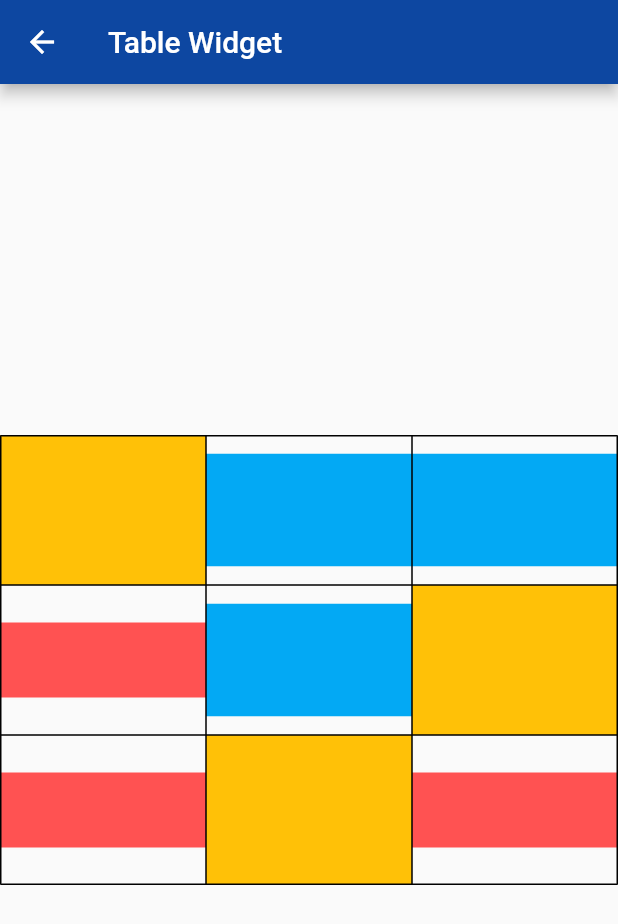
After one commit to plusema86/flutter_widgets_examples, a Flutter app: the TablePage screen opened by its route, on a phone screen of 412 x 824 dp. The commit adds this screen. Shown: the top 924 px of the screen. Run offline on Flutter 3.47's test engine with Material 2 defaults, Android fonts, the phone set to English and light mode, and no system bars; our stand-ins replace auto_size_text, google_fonts.

Commit message:
* Table Widget

```diff
--- /dev/null
+++ b/lib/table_widget/table_page.dart
@@ -0,0 +1,70 @@
+import 'package:flutter/material.dart';
+
+class TablePage extends StatefulWidget {
+  @override
+  _TablePageState createState() => _TablePageState();
+}
+
+class _TablePageState extends State<TablePage> {
+  @override
+  Widget build(BuildContext context) {
+    return Scaffold(
+      appBar: AppBar(
+        title: Text("Table Widget"),
+      ),
+      body: Center(
+        child: Table(
+          defaultVerticalAlignment: TableCellVerticalAlignment.middle,
+          border: TableBorder.all(),
+          children: [
+            TableRow(children: [
+              WideWidget(),
+              MediumWidget(),
+              MediumWidget(),
+            ]),
+            TableRow(children: [
+              NarrowWidget(),
+              MediumWidget(),
+              WideWidget(),
+            ]),
+            TableRow(children: [
+              NarrowWidget(),
+              WideWidget(),
+              NarrowWidget(),
+            ]),
+          ],
+        ),
+      ),
+    );
+  }
+}
+
+class WideWidget extends StatelessWidget {
+  @override
+  Widget build(BuildContext context) {
+    return Container(
+      color: Colors.amber,
+      height: 100,
+    );
+  }
+}
+
+class MediumWidget extends StatelessWidget {
+  @override
+  Widget build(BuildContext context) {
+    return Container(
+      color: Colors.lightBlue,
+      height: 75,
+    );
+  }
+}
+
+class NarrowWidget extends StatelessWidget {
+  @override
+  Widget build(BuildContext context) {
+    return Container(
+      color: Colors.redAccent,
+      height: 50,
+    );
+  }
+}
--- a/lib/utils/constants.dart
+++ b/lib/utils/constants.dart
@@ -7,3 +7,4 @@ const FUTURE_BUILDER_DESCRIPTION = "Widget that builds itself based on the lates
 const FADE_TRANSITION_DESCRIPTION = "Animates the opacity of a widget.";
 const FLOATING_ACTION_BUTTON_DESCRIPTION = "A material design floating action button.";
 const PAGE_VIEW_DESCRIPTION = "A scrollable list that works page by page.\nEach child of a page view is forced to be the same size as the viewport.";
+const TABLE_DESCRIPTION = "A widget that uses the table layout algorithm for its children.";
--- a/lib/utils/router.dart
+++ b/lib/utils/router.dart
@@ -9,6 +9,7 @@ import 'package:flutter_widgets_examples/home_page.dart';
 import 'package:flutter_widgets_examples/opacity_widget/opacity_page.dart';
 import 'package:flutter_widgets_examples/page_view_widget/page_view_page.dart';
 import 'package:flutter_widgets_examples/safearea_widget/safearea_page.dart';
+import 'package:flutter_widgets_examples/table_widget/table_page.dart';
 import 'package:flutter_widgets_examples/utils/routing_constants.dart';
 import 'package:flutter_widgets_examples/wrap_widget/wrap_page.dart';
 
@@ -31,9 +32,12 @@ Route<dynamic> generateRoute(RouteSettings settings) {
     case FADE_TRANSITION_ROUTE:
       return MaterialPageRoute(builder: (context) => FadeTransitionPage());
     case FLOATING_ACTION_BUTTON_ROUTE:
-      return MaterialPageRoute(builder: (context) => FloatingActionButtonPage());
+      return MaterialPageRoute(
+          builder: (context) => FloatingActionButtonPage());
     case PAGE_VIEW_ROUTE:
       return MaterialPageRoute(builder: (context) => PageViewPage());
+    case TABLE_ROUTE:
+      return MaterialPageRoute(builder: (context) => TablePage());
     default:
       return MaterialPageRoute(builder: (context) => HomePage());
   }
--- a/lib/utils/routing_constants.dart
+++ b/lib/utils/routing_constants.dart
@@ -8,3 +8,4 @@ const String FUTURE_BUILDER_ROUTE = 'future_builder';
 const String FADE_TRANSITION_ROUTE = 'fade_transition';
 const String FLOATING_ACTION_BUTTON_ROUTE = 'floating_action_button';
 const String PAGE_VIEW_ROUTE = 'page_view_route';
+const String TABLE_ROUTE = 'table_route';
--- a/lib/utils/routing_utils.dart
+++ b/lib/utils/routing_utils.dart
@@ -17,5 +17,6 @@ class RoutingUtils {
     RoutingModel("FadeTransition", FADE_TRANSITION_ROUTE, FADE_TRANSITION_DESCRIPTION),
     RoutingModel("FloatingActionButton", FLOATING_ACTION_BUTTON_ROUTE, FLOATING_ACTION_BUTTON_DESCRIPTION),
     RoutingModel("PageView",PAGE_VIEW_ROUTE, PAGE_VIEW_DESCRIPTION),
+    RoutingModel("Table", TABLE_ROUTE, TABLE_DESCRIPTION),
   ];
 }
```
Also changed, not shown: 1 other file.
